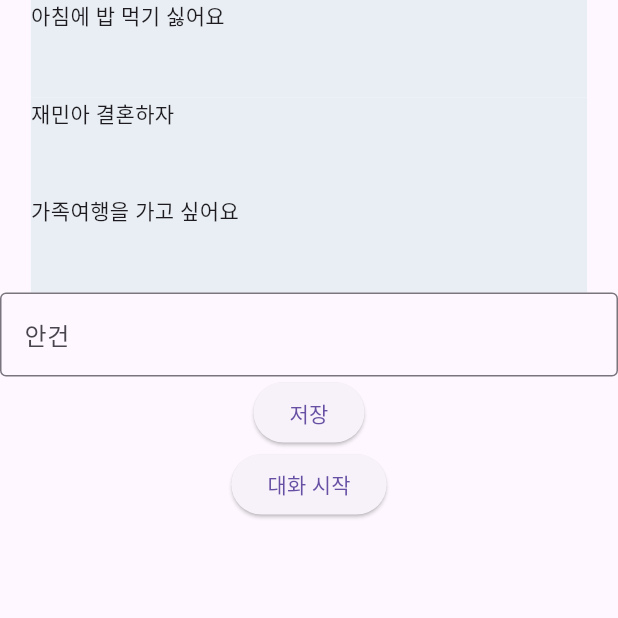
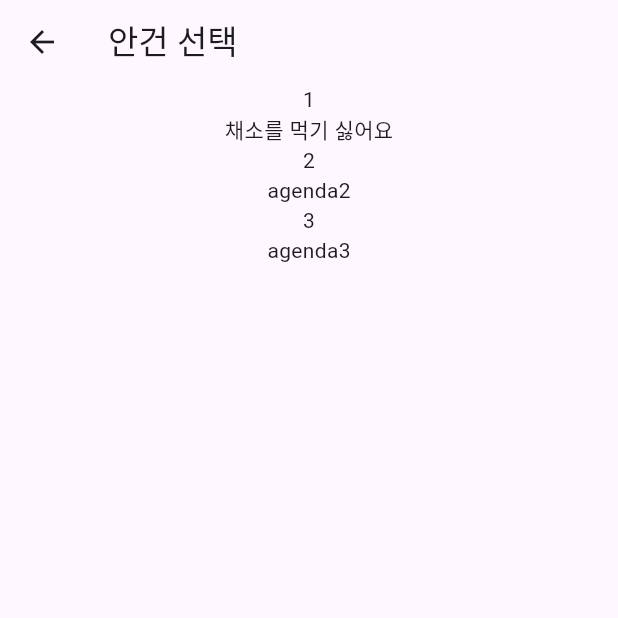
Before and after one commit to windylung/mobile-platform-2024, a Flutter app: the FamilyTogetherPage screen opened by its route, after a tap on "가족대화 시작하기", on a phone screen of 412 x 824 dp, the top half of it. Run offline on Flutter 3.47's test engine with Material 3 defaults, Android fonts, the phone set to English and light mode, and no system bars.

Commit message:
feat.오늘 문답

```diff
--- a/lib/family_together/family_history.dart
+++ b/lib/family_together/family_history.dart
@@ -13,7 +13,6 @@ class FamilyHistoryPageState extends State<FamilyHistoryPage> {
     {"id": 2, "agenda": "agenda2"},
     {"id": 3, "agenda": "agenda3"}
   ];
-
   final _controller = TextEditingController();
 
   void findHistory(keyword) async {
@@ -24,6 +23,7 @@ class FamilyHistoryPageState extends State<FamilyHistoryPage> {
   @override
   void initState() {
     super.initState();
+
   }
 
   @override
--- a/lib/family_together/family_together.dart
+++ b/lib/family_together/family_together.dart
@@ -28,7 +28,7 @@ class _FamilyTogetherPageState extends State<FamilyTogetherPage> {
               child: Text("지난대화 확인하기")),
           ElevatedButton(
               onPressed: () =>
-                  Navigator.pushNamed(context, '/family_together/agenda'),
+                  Navigator.pushNamed(context, '/family_together/start'),
               child: Text("가족대화 시작하기")),
           Container(
             child: Text("대화 참여자"),
--- /dev/null
+++ b/lib/family_together/select_agenda.dart
@@ -0,0 +1,52 @@
+import 'package:flutter/material.dart';
+import 'package:mobile_platform_2024/color.dart';
+class SelectAgendaPage extends StatefulWidget{
+  const SelectAgendaPage({super.key});
+
+  @override
+  SelectAgendaPageState createState() => SelectAgendaPageState();
+}
+
+class SelectAgendaPageState extends State<SelectAgendaPage> {
+  List<Map<String, dynamic>> histories = [
+    {"id": 1, "agenda": "채소를 먹기 싫어요"},
+    {"id": 2, "agenda": "agenda2"},
+    {"id": 3, "agenda": "agenda3"}
+  ];
+
+  @override
+  void initState(){
+    super.initState();
+
+  }
+
+  @override
+  Widget build(BuildContext context){
+    return Scaffold(
+      appBar: AppBar(
+        title: Text("안건 선택"),
+
+      ),
+      body: SafeArea(
+        child: Column(
+          children: [
+            Expanded(child: ListView.builder(
+
+                itemCount: histories.length,
+                itemBuilder: (context, index) {
+                  return InkWell(
+
+                      child: Column(
+                        children: [
+                          Text("${histories[index]["id"]}"),
+                          Text("${histories[index]["agenda"]}"),
+                        ],
+                      )
+                  );
+                }))
+          ],
+        ),
+      ),
+    );
+  }
+}
--- a/lib/main.dart
+++ b/lib/main.dart
@@ -1,8 +1,10 @@
 import 'package:flutter/material.dart';
+import 'package:mobile_platform_2024/PurposeList.dart';
 import 'package:mobile_platform_2024/color.dart';
 import 'package:mobile_platform_2024/family_together/agenda.dart';
 import 'package:mobile_platform_2024/family_together/family_together.dart';
 import 'package:mobile_platform_2024/family_together/family_history.dart';
+import 'package:mobile_platform_2024/family_together/select_agenda.dart';
 import 'package:mobile_platform_2024/home.dart';
 import 'package:mobile_platform_2024/question_history.dart';
 import 'package:mobile_platform_2024/today_question.dart';
@@ -28,6 +30,7 @@ class MyApp extends StatelessWidget {
         '/family_together' : (context) => FamilyTogetherPage(),
         '/family_together/agenda' : (context) => AgendaInputPage(),
         '/family_together/history' : (context) => FamilyHistoryPage(),
+        '/family_together/start' : (context) => SelectAgendaPage()
 
       },
     );
@@ -45,7 +48,7 @@ class _MainPageState extends State<MainPage> {
   var _index = 0;
   List<Widget> _pages = [
     Home(),
-    TodayQuestion(),
+    ppListScreen(),
     QuestionHistory(),
     FamilyTogetherPage(),
   ];
```
Also changed, not shown: lib/PurposeEdit.dart (added, +64 -0 lines), lib/PurposeList.dart (added, +89 -0 lines).
